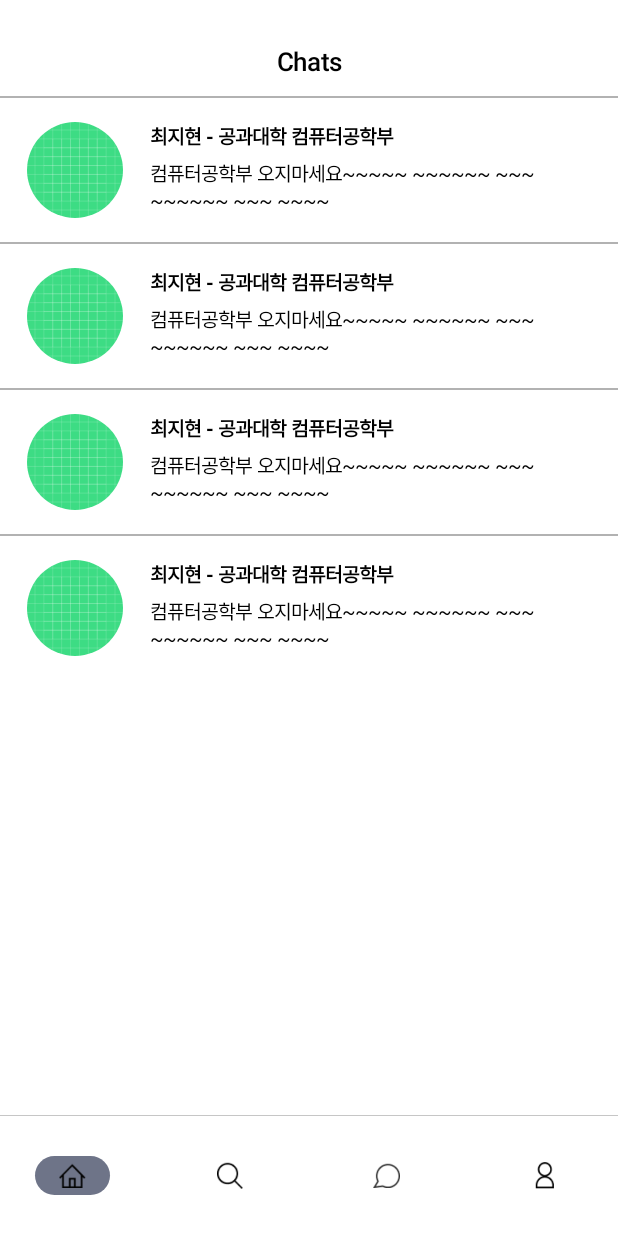
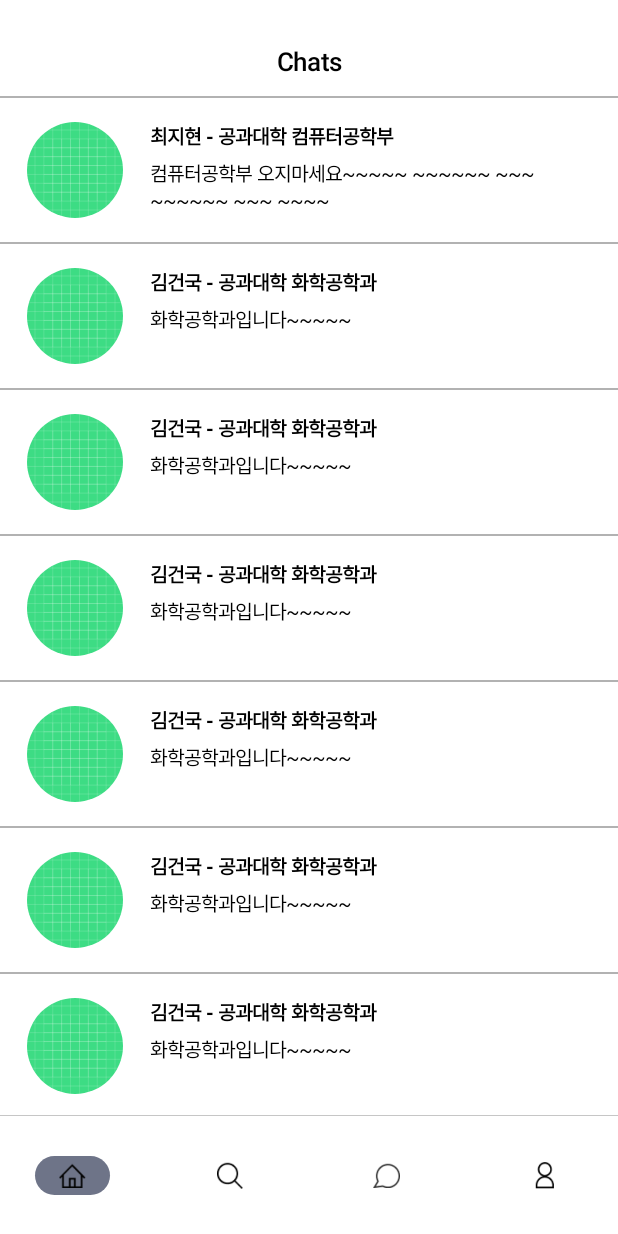
Before and after one commit to KUmmIT-team2/KUSLS-Front, an Android app built with Jetpack Compose: the ChatScreen screen opened through its navigation route, on a phone screen of 412 x 824 dp. Run offline under Robolectric (Android 15) with nearby library versions, the phone set to English and light mode, and no system bars; our stand-ins replace Dagger/Hilt's generated code.

Commit message:
ChatData로 임시 데이터파일 생성, 모든 스크린 아래 패딩 추가

```diff
--- /dev/null
+++ b/app/src/main/java/com/konkuk/kusls/presentation/chat/ChatData.kt
@@ -0,0 +1,9 @@
+package com.konkuk.kusls.presentation.chat
+
+data class ChatData(
+    val userName: String,
+    val college: String,
+    val department: String,
+    val chatText: String,
+    val profileImage: Int
+)
--- a/app/src/main/java/com/konkuk/kusls/presentation/chat/ChatScreen.kt
+++ b/app/src/main/java/com/konkuk/kusls/presentation/chat/ChatScreen.kt
@@ -6,6 +6,9 @@ import androidx.compose.foundation.layout.fillMaxSize
 import androidx.compose.foundation.layout.fillMaxWidth
 import androidx.compose.foundation.layout.height
 import androidx.compose.foundation.layout.padding
+import androidx.compose.foundation.lazy.LazyColumn
+import androidx.compose.foundation.lazy.items
+import androidx.compose.foundation.lazy.rememberLazyListState
 import androidx.compose.material3.Text
 import androidx.compose.runtime.Composable
 import androidx.compose.ui.Alignment
@@ -24,8 +27,11 @@ import com.konkuk.kusls.presentation.chat.component.ChatPreview
 fun ChatScreen(
     modifier: Modifier = Modifier
 ) {
+    val lazyState = rememberLazyListState()
+
+
     Column(
-        modifier = Modifier
+        modifier = modifier
             .fillMaxSize()
             .background(Color(0xFFFFFFFF))
     ) {
@@ -46,36 +52,45 @@ fun ChatScreen(
                 ), modifier = Modifier.padding(top = 31.dp)
             )
         }
-        Column {
-            ChatPreview(
+
+        val chatList = listOf(
+            ChatData(
+                "최지현",
+                "공과대학",
+                "컴퓨터공학부",
+                "컴퓨터공학부 오지마세요~~~~~ ~~~~~~ ~~~ ~~~~~~ ~~~ ~~~~  ~~~~~~~~~~~~~~~~~~~~~~~~~~~~~~~~",
+                R.drawable.ic_launcher_background
+            ),
+            ChatData("김건국", "공과대학", "화학공학과", "화학공학과입니다~~~~~", R.drawable.ic_launcher_background),
+            ChatData("김건국", "공과대학", "화학공학과", "화학공학과입니다~~~~~", R.drawable.ic_launcher_background),
+            ChatData("김건국", "공과대학", "화학공학과", "화학공학과입니다~~~~~", R.drawable.ic_launcher_background),
+            ChatData("김건국", "공과대학", "화학공학과", "화학공학과입니다~~~~~", R.drawable.ic_launcher_background),
+            ChatData("김건국", "공과대학", "화학공학과", "화학공학과입니다~~~~~", R.drawable.ic_launcher_background),
+            ChatData("김건국", "공과대학", "화학공학과", "화학공학과입니다~~~~~", R.drawable.ic_launcher_background),
+            ChatData("김건국", "공과대학", "화학공학과", "화학공학과입니다~~~~~", R.drawable.ic_launcher_background),
+            ChatData("김건국", "공과대학", "화학공학과", "화학공학과입니다~~~~~", R.drawable.ic_launcher_background),
+            ChatData(
                 "최지현",
                 "공과대학",
                 "컴퓨터공학부",
                 "컴퓨터공학부 오지마세요~~~~~ ~~~~~~ ~~~ ~~~~~~ ~~~ ~~~~  ~~~~~~~~~~~~~~~~~~~~~~~~~~~~~~~~",
                 R.drawable.ic_launcher_background
             )
-            ChatPreview(
-                "최지현",
-                "공과대학",
-                "컴퓨터공학부",
-                "컴퓨터공학부 오지마세요~~~~~ ~~~~~~ ~~~ ~~~~~~ ~~~ ~~~~  ~~~~~~~~~~~~~~~~~~~~~~~~~~~~~~~~",
-                R.drawable.ic_launcher_background
-            )
-            ChatPreview(
-                "최지현",
-                "공과대학",
-                "컴퓨터공학부",
-                "컴퓨터공학부 오지마세요~~~~~ ~~~~~~ ~~~ ~~~~~~ ~~~ ~~~~  ~~~~~~~~~~~~~~~~~~~~~~~~~~~~~~~~",
-                R.drawable.ic_launcher_background
-            )
-            ChatPreview(
-                "최지현",
-                "공과대학",
-                "컴퓨터공학부",
-                "컴퓨터공학부 오지마세요~~~~~ ~~~~~~ ~~~ ~~~~~~ ~~~ ~~~~  ~~~~~~~~~~~~~~~~~~~~~~~~~~~~~~~~",
-                R.drawable.ic_launcher_background
-            )
+        )
 
+
+        LazyColumn(
+            state = lazyState,
+        ) {
+            items(chatList) { chat ->
+                ChatPreview(
+                    userName = chat.userName,
+                    college = chat.college,
+                    department = chat.department,
+                    chatText = chat.chatText,
+                    profileImg = chat.profileImage
+                )
+            }
         }
 
     }
--- a/app/src/main/java/com/konkuk/kusls/presentation/navigation/MainNavGraph.kt
+++ b/app/src/main/java/com/konkuk/kusls/presentation/navigation/MainNavGraph.kt
@@ -1,5 +1,7 @@
 package com.konkuk.kusls.presentation.navigation
 
+import androidx.compose.foundation.layout.PaddingValues
+import androidx.compose.foundation.layout.padding
 import androidx.compose.runtime.Composable
 import androidx.compose.ui.Modifier
 import androidx.hilt.navigation.compose.hiltViewModel
@@ -17,7 +19,8 @@ import com.konkuk.kusls.presentation.search.SearchScreen
 @Composable
 fun MainNavGraph(
     navController: NavHostController,
-    modifier: Modifier = Modifier
+    modifier: Modifier = Modifier,
+    innerPadding: PaddingValues = PaddingValues()
 ) {
 
     val viewModel: MyViewModel = hiltViewModel()
@@ -28,39 +31,39 @@ fun MainNavGraph(
     ) {
         composable(route = Route.Home.route) {
             HomeScreen(
-                modifier = modifier
+                modifier = modifier.padding(innerPadding)
             )
         }
 
         composable(route = Route.LogIn.route) {
             LogInScreen(
-                modifier = modifier
+                modifier = modifier.padding(innerPadding)
             )
 
         }
 
         composable(route = Route.Register.route) {
             RegisterScreen(
-                modifier = modifier
+                modifier = modifier.padding(innerPadding)
             )
         }
 
         composable(route = Route.Search.route) {
             SearchScreen(
-                modifier = modifier
+                modifier = modifier.padding(innerPadding)
             )
         }
 
         composable(route = Route.My.route) {
             MyScreen(
-                modifier = modifier,
+                modifier = modifier.padding(innerPadding),
                 index = 1
             )
         }
 
         composable(route = Route.Chat.route) {
             ChatScreen(
-                modifier = modifier
+                modifier = modifier.padding(innerPadding)
             )
         }
     }
```
